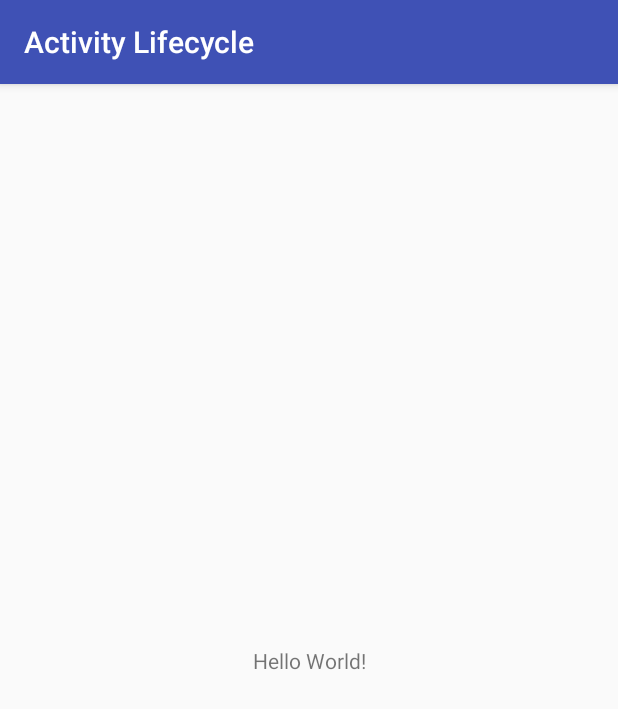
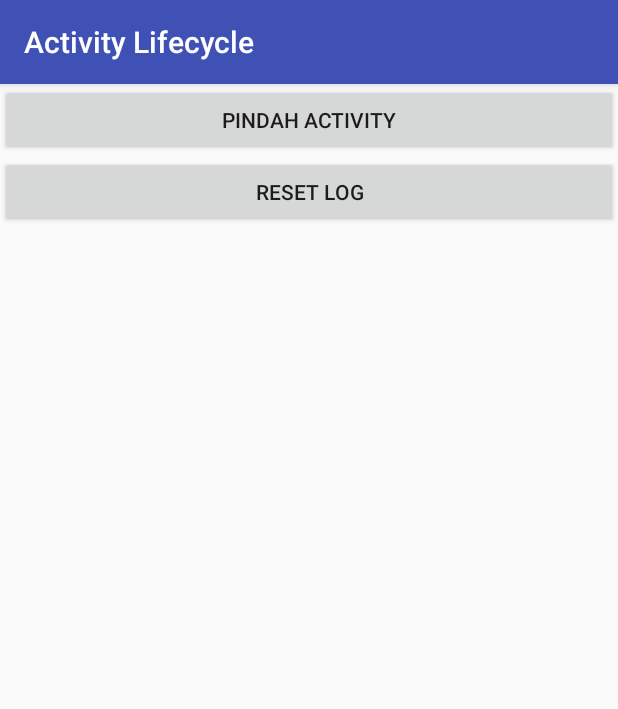
Before and after one commit to DhytoDev/codelabs-kuliah-android-2017, an Android app: the screen it shows after launch (MainActivity), on a phone screen of 412 x 824 dp. Shown: the top 709 px of the screen. Run offline under Robolectric (Android 15) with nearby library versions, the phone set to English and light mode, and no system bars.

Commit message:
1-ActivityLifeCycle / ubah tampilan antarmuka activity_main.xml

```diff
--- a/1-ActivityLifeCycle/app/src/main/res/layout/activity_main.xml
+++ b/1-ActivityLifeCycle/app/src/main/res/layout/activity_main.xml
@@ -1,18 +1,30 @@
 <?xml version="1.0" encoding="utf-8"?>
-<android.support.constraint.ConstraintLayout xmlns:android="http://schemas.android.com/apk/res/android"
-    xmlns:app="http://schemas.android.com/apk/res-auto"
-    xmlns:tools="http://schemas.android.com/tools"
+<LinearLayout xmlns:android="http://schemas.android.com/apk/res/android"
     android:layout_width="match_parent"
     android:layout_height="match_parent"
-    tools:context="com.dhytodev.activitylifecycle.MainActivity">
+    android:orientation="vertical">
 
-    <TextView
-        android:layout_width="wrap_content"
+    <Button
+        android:layout_width="match_parent"
         android:layout_height="wrap_content"
-        android:text="Hello World!"
-        app:layout_constraintBottom_toBottomOf="parent"
-        app:layout_constraintLeft_toLeftOf="parent"
-        app:layout_constraintRight_toRightOf="parent"
-        app:layout_constraintTop_toTopOf="parent" />
+        android:onClick="navToDetailActivity"
+        android:text="@string/pindah_activity"/>
 
-</android.support.constraint.ConstraintLayout>
+    <Button
+        android:layout_width="match_parent"
+        android:layout_height="wrap_content"
+        android:onClick="resetLifecycleDisplay"
+        android:text="@string/reset_log" />
+
+    <ScrollView
+        android:layout_width="match_parent"
+        android:layout_height="wrap_content">
+
+        <TextView
+            android:id="@+id/tv_lifecycle_events_display"
+            android:layout_width="wrap_content"
+            android:layout_height="wrap_content"
+            android:padding="8dp"
+            android:textSize="18sp" />
+    </ScrollView>
+</LinearLayout>
--- a/1-ActivityLifeCycle/app/src/main/res/values/strings.xml
+++ b/1-ActivityLifeCycle/app/src/main/res/values/strings.xml
@@ -1,3 +1,5 @@
 <resources>
     <string name="app_name">Activity Lifecycle</string>
+    <string name="reset_log">Reset Log</string>
+    <string name="pindah_activity">Pindah Activity</string>
 </resources>
```
